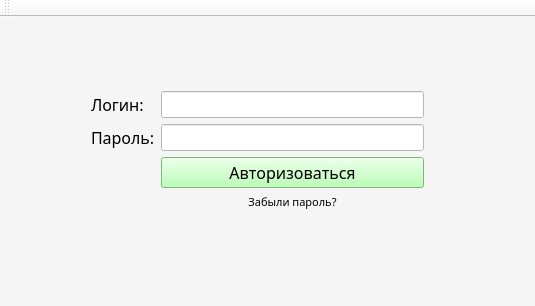
Before: the Qt Designer form curs/project/beautySalon/mainwindow.ui in KirillLyanoy/visualProgramming2, drawn with Qt 5.
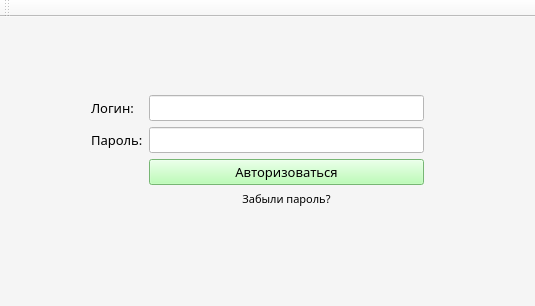
After: the same form once the commit is applied.

```diff
--- a/curs/project/beautySalon/mainwindow.ui
+++ b/curs/project/beautySalon/mainwindow.ui
@@ -56,7 +56,8 @@
        <widget class="QLineEdit" name="passLineEdit">
         <property name="font">
          <font>
-          <pointsize>12</pointsize>
+          <family>Bahnschrift SemiLight</family>
+          <pointsize>10</pointsize>
          </font>
         </property>
         <property name="styleSheet">
@@ -85,7 +86,7 @@
         <property name="font">
          <font>
           <family>Bahnschrift SemiLight</family>
-          <pointsize>12</pointsize>
+          <pointsize>10</pointsize>
          </font>
         </property>
         <property name="text">
@@ -98,7 +99,7 @@
         <property name="font">
          <font>
           <family>Bahnschrift SemiLight</family>
-          <pointsize>12</pointsize>
+          <pointsize>10</pointsize>
          </font>
         </property>
         <property name="styleSheet">
@@ -131,7 +132,7 @@
         <property name="font">
          <font>
           <family>Bahnschrift SemiLight</family>
-          <pointsize>12</pointsize>
+          <pointsize>10</pointsize>
          </font>
         </property>
         <property name="text">
@@ -143,7 +144,8 @@
        <widget class="QLineEdit" name="loginLineEdit">
         <property name="font">
          <font>
-          <pointsize>12</pointsize>
+          <family>Bahnschrift SemiLight</family>
+          <pointsize>10</pointsize>
          </font>
         </property>
         <property name="styleSheet">
```
